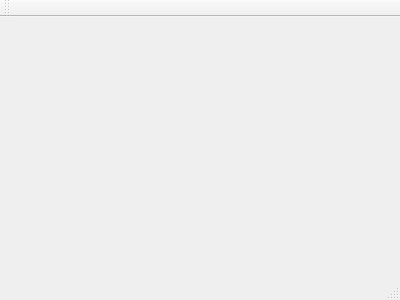
manuel-fidalgo/Arquitectura-Computadores, file Practica-4/mainwindow.ui: the form before one commit.
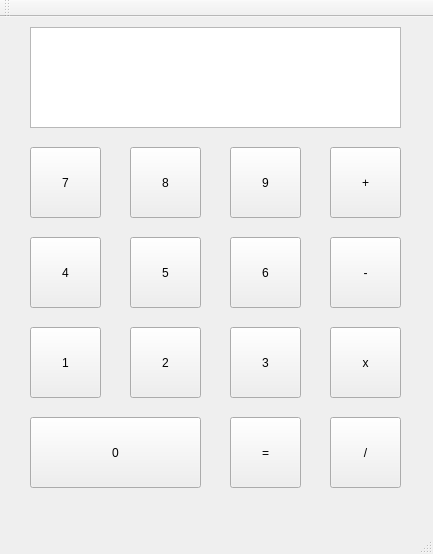
The form after the commit.

```diff
--- a/Practica-4/mainwindow.ui
+++ b/Practica-4/mainwindow.ui
@@ -1,24 +1,245 @@
 <ui version="4.0">
  <class>MainWindow</class>
- <widget class="QMainWindow" name="MainWindow" >
-  <property name="geometry" >
+ <widget class="QMainWindow" name="MainWindow">
+  <property name="geometry">
    <rect>
     <x>0</x>
     <y>0</y>
-    <width>400</width>
-    <height>300</height>
+    <width>433</width>
+    <height>554</height>
    </rect>
   </property>
   <property name="windowTitle" >
    <string>MainWindow</string>
   </property>
-  <widget class="QMenuBar" name="menuBar" />
-  <widget class="QToolBar" name="mainToolBar" />
-  <widget class="QWidget" name="centralWidget" />
-  <widget class="QStatusBar" name="statusBar" />
+  <widget class="QWidget" name="centralWidget">
+   <widget class="QPushButton" name="pushButton_0">
+    <property name="geometry">
+     <rect>
+      <x>30</x>
+      <y>400</y>
+      <width>171</width>
+      <height>71</height>
+     </rect>
+    </property>
+    <property name="text">
+     <string>0</string>
+    </property>
+   </widget>
+   <widget class="QPushButton" name="pushButton_2">
+    <property name="geometry">
+     <rect>
+      <x>130</x>
+      <y>310</y>
+      <width>71</width>
+      <height>71</height>
+     </rect>
+    </property>
+    <property name="text">
+     <string>2</string>
+    </property>
+   </widget>
+   <widget class="QPushButton" name="pushButton_3">
+    <property name="geometry">
+     <rect>
+      <x>230</x>
+      <y>310</y>
+      <width>71</width>
+      <height>71</height>
+     </rect>
+    </property>
+    <property name="text">
+     <string>3</string>
+    </property>
+   </widget>
+   <widget class="QPushButton" name="pushButton_4">
+    <property name="geometry">
+     <rect>
+      <x>30</x>
+      <y>220</y>
+      <width>71</width>
+      <height>71</height>
+     </rect>
+    </property>
+    <property name="text">
+     <string>4</string>
+    </property>
+   </widget>
+   <widget class="QPushButton" name="pushButton_5">
+    <property name="geometry">
+     <rect>
+      <x>130</x>
+      <y>220</y>
+      <width>71</width>
+      <height>71</height>
+     </rect>
+    </property>
+    <property name="text">
+     <string>5</string>
+    </property>
+   </widget>
+   <widget class="QPushButton" name="pushButton_6">
+    <property name="geometry">
+     <rect>
+      <x>230</x>
+      <y>220</y>
+      <width>71</width>
+      <height>71</height>
+     </rect>
+    </property>
+    <property name="text">
+     <string>6</string>
+    </property>
+   </widget>
+   <widget class="QPushButton" name="pushButton_7">
+    <property name="geometry">
+     <rect>
+      <x>30</x>
+      <y>130</y>
+      <width>71</width>
+      <height>71</height>
+     </rect>
+    </property>
+    <property name="text">
+     <string>7</string>
+    </property>
+   </widget>
+   <widget class="QPushButton" name="pushButton_8">
+    <property name="geometry">
+     <rect>
+      <x>130</x>
+      <y>130</y>
+      <width>71</width>
+      <height>71</height>
+     </rect>
+    </property>
+    <property name="text">
+     <string>8</string>
+    </property>
+   </widget>
+   <widget class="QPushButton" name="pushButton_9">
+    <property name="geometry">
+     <rect>
+      <x>230</x>
+      <y>130</y>
+      <width>71</width>
+      <height>71</height>
+     </rect>
+    </property>
+    <property name="text">
+     <string>9</string>
+    </property>
+   </widget>
+   <widget class="QPushButton" name="pushButton_1">
+    <property name="geometry">
+     <rect>
+      <x>30</x>
+      <y>310</y>
+      <width>71</width>
+      <height>71</height>
+     </rect>
+    </property>
+    <property name="text">
+     <string>1</string>
+    </property>
+   </widget>
+   <widget class="QPushButton" name="pushButton_igual">
+    <property name="geometry">
+     <rect>
+      <x>230</x>
+      <y>400</y>
+      <width>71</width>
+      <height>71</height>
+     </rect>
+    </property>
+    <property name="text">
+     <string>=</string>
+    </property>
+   </widget>
+   <widget class="QPushButton" name="pushButton_mas">
+    <property name="geometry">
+     <rect>
+      <x>330</x>
+      <y>130</y>
+      <width>71</width>
+      <height>71</height>
+     </rect>
+    </property>
+    <property name="text">
+     <string>+</string>
+    </property>
+   </widget>
+   <widget class="QPushButton" name="pushButton_por">
+    <property name="geometry">
+     <rect>
+      <x>330</x>
+      <y>310</y>
+      <width>71</width>
+      <height>71</height>
+     </rect>
+    </property>
+    <property name="text">
+     <string>x</string>
+    </property>
+   </widget>
+   <widget class="QPushButton" name="pushButton_menos">
+    <property name="geometry">
+     <rect>
+      <x>330</x>
+      <y>220</y>
+      <width>71</width>
+      <height>71</height>
+     </rect>
+    </property>
+    <property name="text">
+     <string>-</string>
+    </property>
+   </widget>
+   <widget class="QPushButton" name="pushButton_entre">
+    <property name="geometry">
+     <rect>
+      <x>330</x>
+      <y>400</y>
+      <width>71</width>
+      <height>71</height>
+     </rect>
+    </property>
+    <property name="text">
+     <string>/</string>
+    </property>
+   </widget>
+   <widget class="QTextBrowser" name="textBrowser">
+    <property name="geometry">
+     <rect>
+      <x>30</x>
+      <y>10</y>
+      <width>371</width>
+      <height>101</height>
+     </rect>
+    </property>
+   </widget>
+  </widget>
+  <widget class="QMenuBar" name="menuBar">
+   <property name="geometry">
+    <rect>
+     <x>0</x>
+     <y>0</y>
+     <width>433</width>
+     <height>21</height>
+    </rect>
+   </property>
+  </widget>
+  <widget class="QToolBar" name="mainToolBar">
+   <attribute name="toolBarArea">
+    <enum>TopToolBarArea</enum>
+   </attribute>
+   <attribute name="toolBarBreak">
+    <bool>false</bool>
+   </attribute>
+  </widget>
+  <widget class="QStatusBar" name="statusBar"/>
  </widget>
- <layoutDefault spacing="6" margin="11" />
- <pixmapfunction></pixmapfunction>
+ <layoutdefault spacing="6" margin="11"/>
  <resources/>
  <connections/>
 </ui>
```
Left out of the diff: 3 changed lines with no effect on the pictures.
